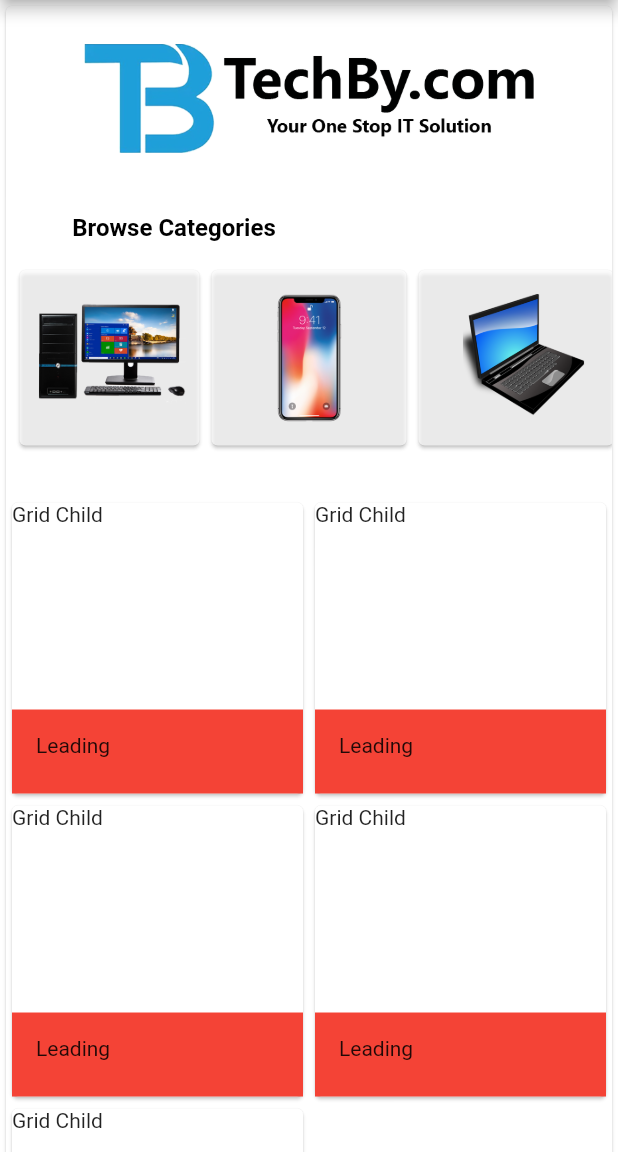
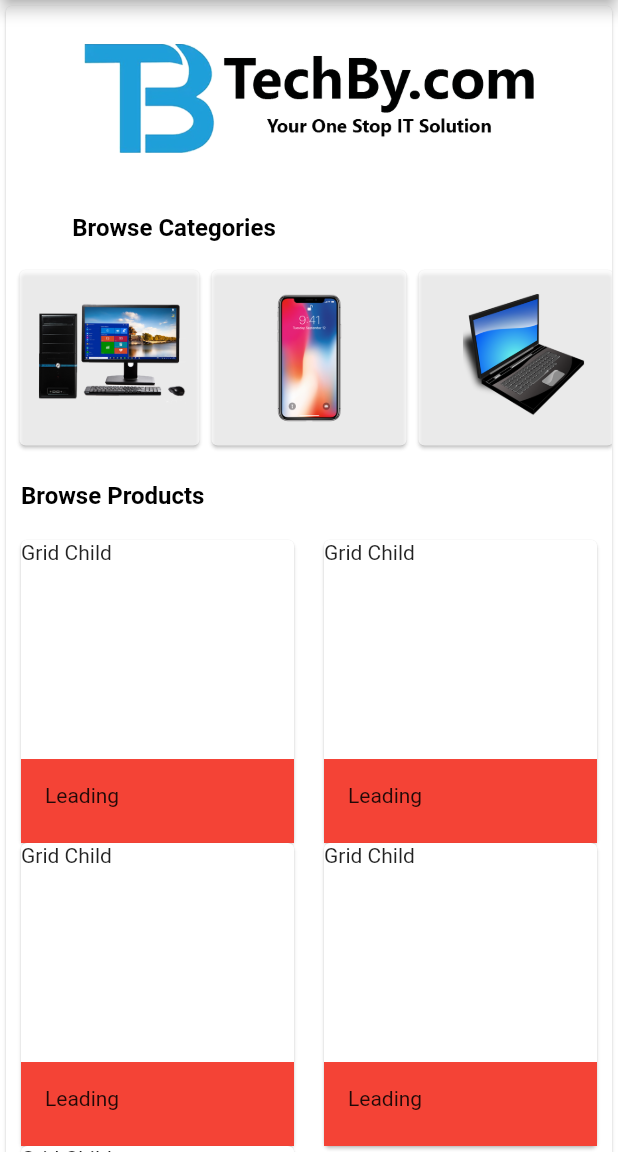
Before and after one commit to muhammadosama984/TechBy, a Flutter app: the MyHomePage screen opened directly, on a phone screen of 412 x 824 dp, the part 84-1236 px from its top. Run offline on Flutter 3.47's test engine with Material 2 defaults, Android fonts, the phone set to English and light mode, and no system bars; our stand-ins replace carousel_slider, cloud_firestore, firebase_auth, firebase_core, firebase_storage, flutter_local_notifications and 6 more; missing offline and left inert: favorite_button, flutter_verification_code; accounts and stored records are empty; Roboto replaces fonts that are missing (Montserrat, montserrat).

Commit message:
MainPage Functionality

```diff
--- a/TechBy/lib/screens/NavBar/Home/mainPage.dart
+++ b/TechBy/lib/screens/NavBar/Home/mainPage.dart
@@ -74,8 +74,10 @@ class _MyHomePageState extends State<MyHomePage> {
                 children: <Widget>[
                   browseProduct(),
                   categories(),
+                  SizedBox(height: 20,),
+                  suggestedProdText(),
                   SizedBox(
-                    height: 30,
+                    height: 20,
                   ),
                   Grid(),
                 ],
@@ -746,6 +748,25 @@ class _container_1_categories extends StatelessWidget {
   }
 }
 
+class suggestedProdText extends StatefulWidget {
+  const suggestedProdText({Key? key}) : super(key: key);
+
+  @override
+  State<suggestedProdText> createState() => _suggestedProdTextState();
+}
+
+class _suggestedProdTextState extends State<suggestedProdText> {
+  @override
+  Widget build(BuildContext context) {
+    return Container(
+      margin: EdgeInsets.fromLTRB(10, 0, 0, 0),
+      child: Text("Browse Products",
+      style: TextStyle(fontSize: 16, fontFamily: "montserrat", color: Colors.black, fontWeight: FontWeight.bold), ),
+    );
+  }
+}
+
+
 class Grid extends StatefulWidget {
   const Grid({Key? key}) : super(key: key);
 
@@ -766,6 +787,7 @@ class _GridState extends State<Grid> {
             new SliverGridDelegateWithFixedCrossAxisCount(crossAxisCount: 2),
         itemBuilder: (BuildContext context, int index) {
           return Card(
+            margin: EdgeInsets.fromLTRB(10, 0, 10, 0),
             child: InkWell(
               onTap: (() {}),
               child: GridTile(
```
